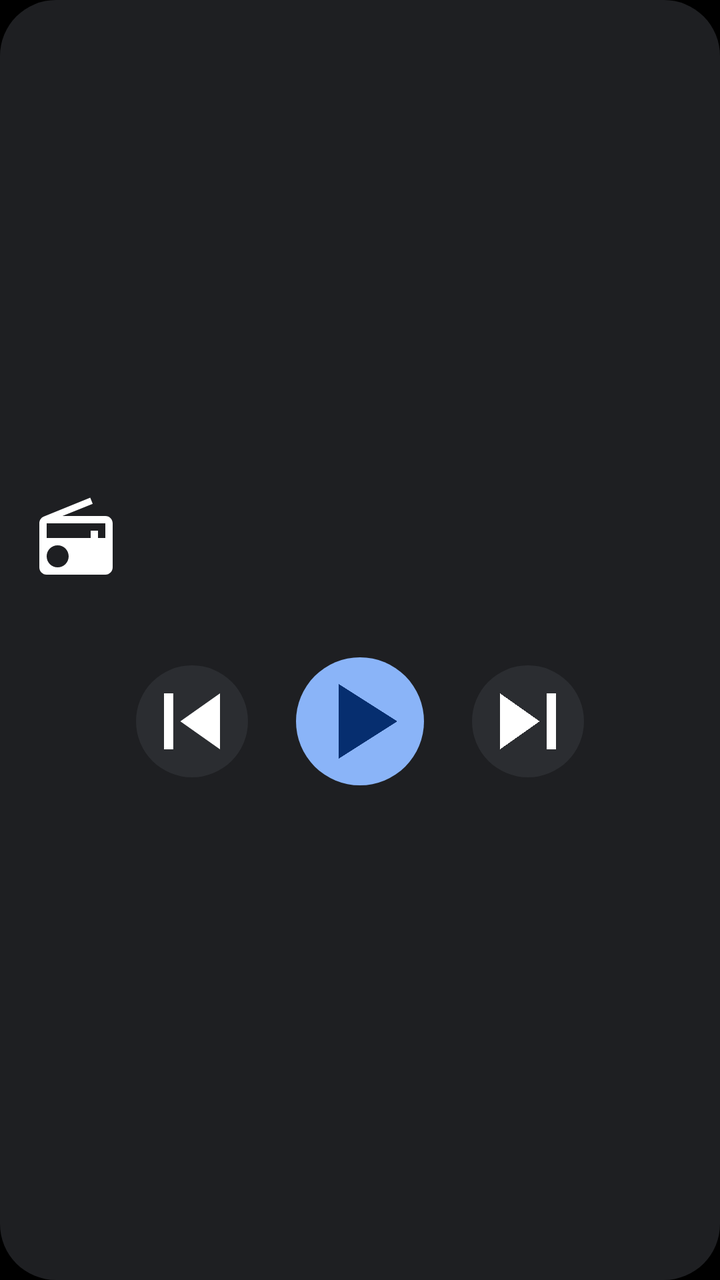
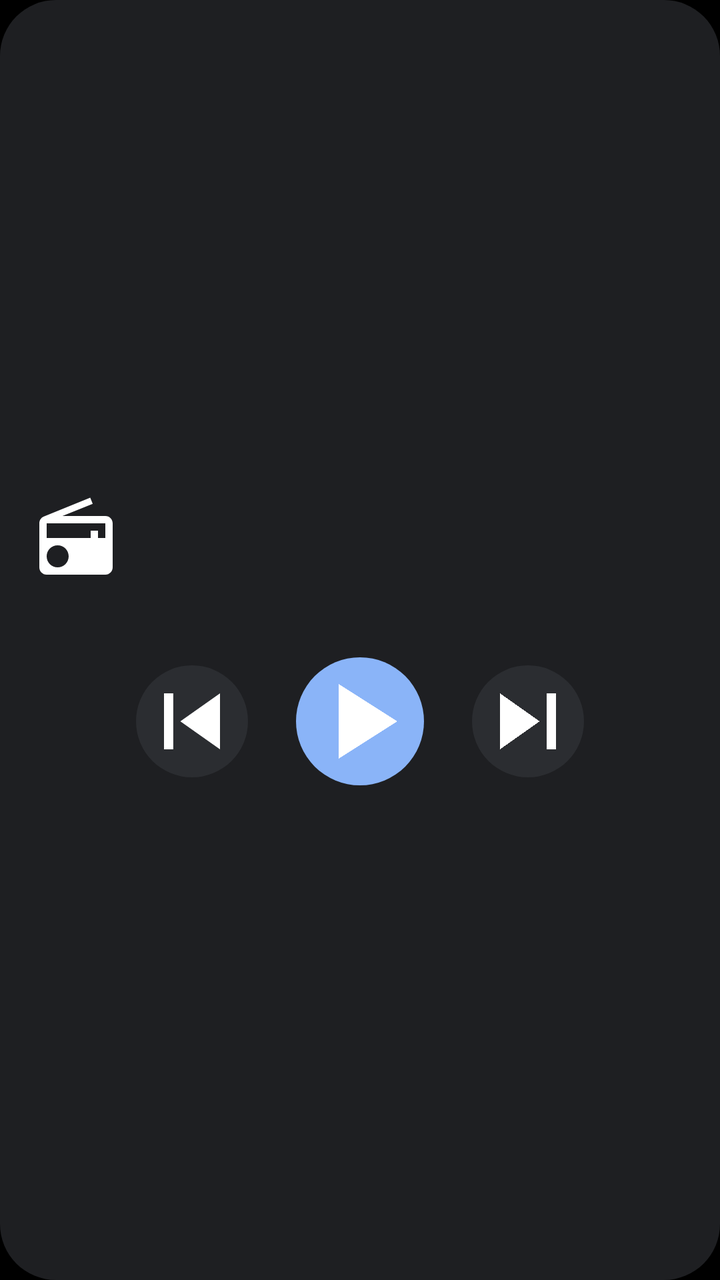

Screens rendered from an Android XML layout before and after an edit, with the pre-edit source and the edit as a unified diff.
<!-- AndroidManifest.xml: application theme Theme.LibreHU.Car -->
<!-- res/layout/widget_radio.xml -->
<?xml version="1.0" encoding="utf-8"?>
<LinearLayout xmlns:android="http://schemas.android.com/apk/res/android"
    android:id="@+id/widget_root"
    android:layout_width="match_parent"
    android:layout_height="match_parent"
    android:background="@drawable/widget_background"
    android:gravity="center_vertical"
    android:orientation="vertical"
    android:padding="16dp">

    <LinearLayout
        android:layout_width="match_parent"
        android:layout_height="wrap_content"
        android:gravity="center_vertical"
        android:orientation="horizontal">

        <ImageView
            android:id="@+id/widget_logo"
            android:layout_width="44dp"
            android:layout_height="44dp"
            android:contentDescription="@null"
            android:scaleType="fitCenter"
            android:src="@drawable/ic_radio" />

        <TextView
            android:id="@+id/widget_title"
            android:layout_width="0dp"
            android:layout_height="wrap_content"
            android:layout_marginStart="12dp"
            android:layout_weight="1"
            android:ellipsize="end"
            android:maxLines="1"
            android:textColor="#FFE8EAED"
            android:textSize="20sp"
            android:textStyle="bold" />

        <TextView
            android:id="@+id/widget_frequency"
            android:layout_width="wrap_content"
            android:layout_height="wrap_content"
            android:textColor="#FFE8EAED"
            android:textSize="28sp" />
    </LinearLayout>

    <TextView
        android:id="@+id/widget_text"
        android:layout_width="match_parent"
        android:layout_height="wrap_content"
        android:layout_marginTop="4dp"
        android:ellipsize="end"
        android:maxLines="1"
        android:textColor="#FF9AA0A6"
        android:textSize="16sp" />

    <LinearLayout
        android:layout_width="match_parent"
        android:layout_height="wrap_content"
        android:layout_marginTop="12dp"
        android:gravity="center"
        android:orientation="horizontal">

        <ImageButton
            android:id="@+id/widget_previous"
            android:layout_width="56dp"
            android:layout_height="56dp"
            android:background="@drawable/widget_button"
            android:contentDescription="@string/previous"
            android:src="@drawable/ic_skip_previous" />

        <ImageButton
            android:id="@+id/widget_toggle"
            android:layout_width="64dp"
            android:layout_height="64dp"
            android:layout_marginStart="24dp"
            android:layout_marginEnd="24dp"
            android:background="@drawable/widget_button_accent"
            android:contentDescription="@string/play"
            android:src="@drawable/ic_play"
            android:tint="#FF062E6F" />

        <ImageButton
            android:id="@+id/widget_next"
            android:layout_width="56dp"
            android:layout_height="56dp"
            android:background="@drawable/widget_button"
            android:contentDescription="@string/next"
            android:src="@drawable/ic_skip_next" />
    </LinearLayout>
</LinearLayout>
<!-- resources referenced by this layout -->
<resources>
  <!-- drawable ic_play (drawable) -->
  <vector xmlns:android="http://schemas.android.com/apk/res/android"
      android:width="24dp"
      android:height="24dp"
      android:tint="#FFFFFFFF"
      android:viewportWidth="24"
      android:viewportHeight="24">
      <path
          android:fillColor="#FFFFFFFF"
          android:pathData="M8,5v14l11,-7z" />
  </vector>
  <!-- drawable ic_radio (drawable) -->
  <vector xmlns:android="http://schemas.android.com/apk/res/android"
      android:width="24dp"
      android:height="24dp"
      android:tint="#FFFFFFFF"
      android:viewportWidth="24"
      android:viewportHeight="24">
      <path
          android:fillColor="#FFFFFFFF"
          android:pathData="M3.24,6.15C2.51,6.43 2,7.17 2,8v12c0,1.1 0.89,2 2,2h16c1.11,0 2,-0.9 2,-2V8c0,-1.11 -0.89,-2 -2,-2H8.3l8.26,-3.34L15.88,1 3.24,6.15zM7,20c-1.66,0 -3,-1.34 -3,-3s1.34,-3 3,-3 3,1.34 3,3 -1.34,3 -3,3zM20,12h-2v-2h-2v2H4V8h16v4z" />
  </vector>
  <!-- drawable ic_skip_next (drawable) -->
  <vector xmlns:android="http://schemas.android.com/apk/res/android"
      android:width="24dp"
      android:height="24dp"
      android:tint="#FFFFFFFF"
      android:viewportWidth="24"
      android:viewportHeight="24">
      <path
          android:fillColor="#FFFFFFFF"
          android:pathData="M6,18l8.5,-6L6,6v12zM16,6v12h2V6h-2z" />
  </vector>
  <!-- drawable ic_skip_previous (drawable) -->
  <vector xmlns:android="http://schemas.android.com/apk/res/android"
      android:width="24dp"
      android:height="24dp"
      android:tint="#FFFFFFFF"
      android:viewportWidth="24"
      android:viewportHeight="24">
      <path
          android:fillColor="#FFFFFFFF"
          android:pathData="M6,6h2v12H6zM9.5,12l8.5,6V6z" />
  </vector>
  <!-- drawable widget_background (drawable) -->
  <shape xmlns:android="http://schemas.android.com/apk/res/android" android:shape="rectangle">
      <solid android:color="#FF1E1F22" />
      <corners android:radius="28dp" />
  </shape>
  <!-- drawable widget_button (drawable) -->
  <shape xmlns:android="http://schemas.android.com/apk/res/android" android:shape="oval">
      <solid android:color="#FF2B2D31" />
  </shape>
  <!-- drawable widget_button_accent (drawable) -->
  <shape xmlns:android="http://schemas.android.com/apk/res/android" android:shape="oval">
      <solid android:color="#FF8AB4F8" />
  </shape>
  <string name="next">Next station</string>
  <string name="play">Play</string>
  <string name="previous">Previous station</string>
  <style name="Theme.LibreHU.Car" parent="android:Theme.Material.NoActionBar">
          <item name="android:windowBackground">@android:color/black</item>
          <item name="android:statusBarColor">@android:color/black</item>
          <item name="android:navigationBarColor">@android:color/black</item>
      </style>
</resources>

<!-- the commit's change to res/layout/widget_radio.xml (unified diff, before → after) -->
@@ -75,8 +75,7 @@
             android:layout_marginEnd="24dp"
             android:background="@drawable/widget_button_accent"
             android:contentDescription="@string/play"
-            android:src="@drawable/ic_play"
-            android:tint="#FF062E6F" />
+            android:src="@drawable/ic_play" />
 
         <ImageButton
             android:id="@+id/widget_next"
